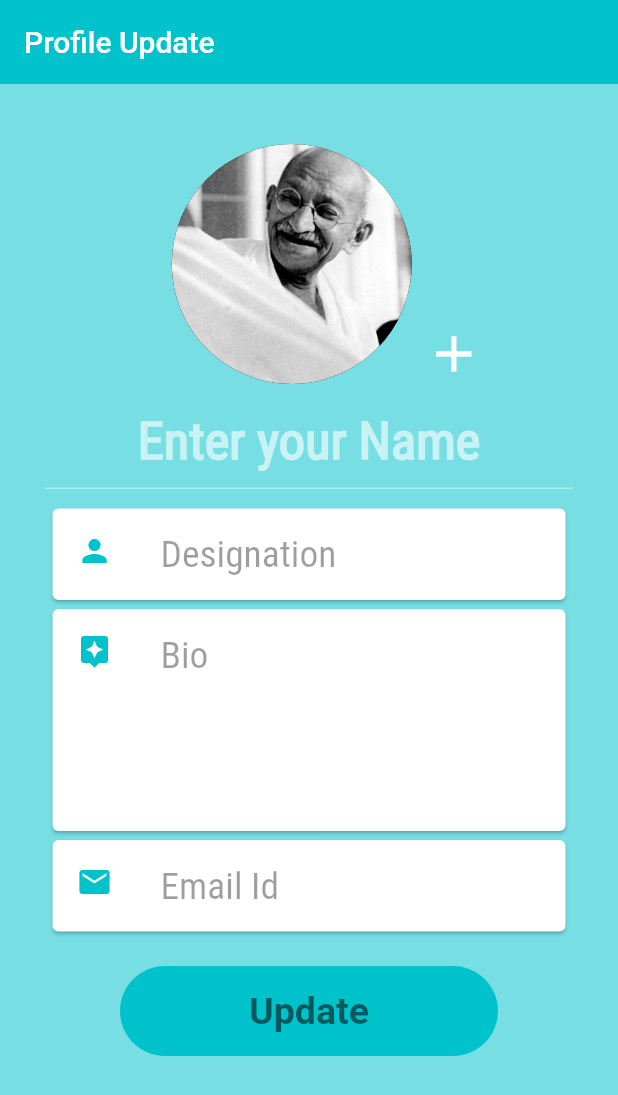
After one commit to Preetam3620/Employee-Tracker-App, a Flutter app: the ProfileUpdate screen opened directly, on a phone screen of 412 x 824 dp. The commit adds this screen. Shown: the top 1095 px of the screen. Run offline on Flutter 3.47's test engine with Material 2 defaults, Android fonts, the phone set to English and light mode, and no system bars; our stand-ins replace cloud_firestore, date_time_picker, firebase_auth, firebase_core, firebase_storage, flutter_image_slideshow and 3 more; accounts and stored records are empty.

Commit message:
Profile Updation complete . Announcement from data base.

```diff
--- /dev/null
+++ b/emp_tracker/lib/modules/CloudStorageresult.dart
@@ -0,0 +1,6 @@
+class CloudStorageResult {
+  final String imageUrrl;
+  final String imageFile;
+
+  CloudStorageResult({this.imageUrrl,this.imageFile});
+}
--- a/emp_tracker/lib/screens/leaves.dart
+++ b/emp_tracker/lib/screens/leaves.dart
@@ -159,6 +159,7 @@ class _LeavesState extends State<Leaves> {
                         'description': _description,
                         'emailId': mailid,
                       });
+
                       Navigator.pushReplacement(
                           context,
                           MaterialPageRoute(
--- a/emp_tracker/lib/screens/loginScreen.dart
+++ b/emp_tracker/lib/screens/loginScreen.dart
@@ -257,7 +257,8 @@ class _LoginScreenState extends State<LoginScreen> {
                         decoration: BoxDecoration(
                           gradient: LinearGradient(
                             colors: [
-                              Color(0xFF64DD17),
+
+                              Color(0xFF00C2CB),
                               Color(0xFF00C2CB),
                             ],
                             begin: Alignment.centerLeft,
--- /dev/null
+++ b/emp_tracker/lib/screens/profileUpdate.dart
@@ -0,0 +1,278 @@
+import 'package:flutter/cupertino.dart';
+import 'package:flutter/material.dart';
+import 'package:image_picker/image_picker.dart';
+import 'dart:io';
+import 'package:firebase_auth/firebase_auth.dart';
+import 'package:cloud_firestore/cloud_firestore.dart';
+import 'profile.dart';
+import 'package:rflutter_alert/rflutter_alert.dart';
+import 'package:firebase_storage/firebase_storage.dart';
+
+class ProfileUpdate extends StatefulWidget {
+  @override
+  _ProfileUpdateState createState() => _ProfileUpdateState();
+}
+
+class _ProfileUpdateState extends State<ProfileUpdate> {
+
+  File image;
+
+
+  void pickimage()async{
+    PickedFile pickedFile  = await ImagePicker().getImage(source: ImageSource.gallery);
+    image = File(pickedFile.path);
+    setState(() {
+
+    });
+  }
+
+  void Storageimg(){
+    FirebaseStorage(storageBucket: 'gs://emptrack-3f0b6.appspot.com');
+  }
+
+
+  String _bio= '';
+  String uid;
+  String _name = '';
+  String _desig = '';
+  String _emal;
+  AssetImage acc = AssetImage('images/mgk.jpg');
+  User us;
+  final _auth = FirebaseAuth.instance;
+  final _Firestore = FirebaseFirestore.instance;
+  void getCurrentuserinfo()
+  {
+    us = _auth.currentUser;
+    uid = us.uid;
+
+    setState(() {
+
+    });
+  }
+
+  @override
+  void initState() {
+    // TODO: implement initState
+    super.initState();
+    getCurrentuserinfo();
+  }
+
+  @override
+  Widget build(BuildContext context) {
+    return SafeArea(
+      child: Scaffold(
+        body: Container(
+          padding: EdgeInsets.all(10.0),
+          child: SingleChildScrollView(
+            child: SizedBox(
+              height: MediaQuery
+                  .of(context)
+                  .size
+                  .height,
+              child: Column(
+                crossAxisAlignment: CrossAxisAlignment.stretch,
+                children: <Widget>[
+                  SizedBox(
+                    height: 30.0,
+                  ),
+                  Center(
+                    child: Center(
+                      child: Row(
+                        mainAxisAlignment: MainAxisAlignment.center,
+                        crossAxisAlignment: CrossAxisAlignment.end,
+                        children: [
+                          SizedBox(width: 25.0,),
+                          CircleAvatar(
+                            radius: 80.0,
+                            //child: _image == null?Text('Enter Image here'):,
+                            backgroundImage: image == null? acc:FileImage(File(image.path)),
+                          ),
+
+                          IconButton(
+                            icon: Icon(
+                                Icons.add, size: 40.0, color: Colors.white),
+                            onPressed: () {
+                              pickimage();
+                            },
+                          )
+                        ],
+                      ),
+                    ),
+                  ),
+                  SizedBox(height: 30.0),
+                  Container(
+                    height:40.0,
+                    padding: EdgeInsets.only(left: 20.0,right: 20.0),
+                    child: Expanded(
+                      child: Center(
+                        child:TextField(
+                          onChanged: (value){
+                            _name = value;
+                          },
+                          textAlign: TextAlign.center,
+                          style: TextStyle(
+                            fontSize: 35.0,
+                            fontFamily: 'Roboc',
+                            color: Colors.white,
+                            fontWeight: FontWeight.bold,
+                          ),
+                            decoration: InputDecoration(
+                              hintText: "Enter your Name",
+                            ),
+                        ),
+                      ),
+                    ),
+                  ),
+                  SizedBox(height: 10.0),
+                  Card(
+                    color: Colors.white,
+                    margin: EdgeInsets.symmetric(
+                      vertical: 3.0, horizontal: 25.0,),
+                    child: ListTile(
+
+                        leading: Icon(
+                          Icons.person,
+                          color: Color(0xFF00C2CB),
+                        ),
+                        title: TextField(
+                          decoration: InputDecoration(
+                            hintText: "Designation",
+                            hintStyle: TextStyle(
+                              color: Colors.black38,
+                            )
+                          ),
+                          style: TextStyle(
+                            color: Colors.black54,
+                            fontFamily: 'Roboc',
+                            fontSize: 25.0,
+                          ),
+                          onChanged: (value){
+                            _desig = value;
+                          },
+                        ),
+                    ),
+                  ),
+                  Card(
+                    color: Colors.white,
+                    margin: EdgeInsets.symmetric(
+                      vertical: 3.0, horizontal: 25.0,),
+                    child: ListTile(
+
+                        leading: Icon(
+                          Icons.assistant,
+                          color: Color(0xFF00C2CB),
+                        ),
+                        title: TextField(
+                          decoration: InputDecoration(
+                              hintText: "Bio",
+                              hintStyle: TextStyle(
+                                color: Colors.black38,
+                              )
+                          ),
+                          maxLines: 4,
+                          style: TextStyle(
+                            color: Colors.black54,
+                            fontFamily: 'Roboc',
+                            fontSize: 25.0,
+                          ),
+                          onChanged: (value){
+                            _bio = value;
+                          },
+                        ),
+                    ),
+                  ),
+                  Card(
+                    color: Colors.white,
+                    margin: EdgeInsets.symmetric(
+                      vertical: 3.0, horizontal: 25.0,),
+                    child: ListTile(
+
+                        leading: Icon(
+                          Icons.email,
+                          color: Color(0xFF00C2CB),
+                        ),
+                        title: TextField(
+                          decoration: InputDecoration(
+                              hintText: "Email Id",
+                              hintStyle: TextStyle(
+                                color: Colors.black38,
+                              )
+                          ),
+                          style: TextStyle(
+                            color: Colors.black54,
+                            fontFamily: 'Roboc',
+                            fontSize: 25.0,
+                          ),
+                          onChanged: (value){
+                            _emal = value;
+                          },
+                        ),
+                    ),
+                  ),
+                  SizedBox(
+                    height: 20.0,
+                  ),
+                  GestureDetector(
+                    onTap: (){
+                      _Firestore.collection('Usere').doc(uid).set({
+                        'bio': _bio,
+                        'designation': _desig,
+                        'displayname': _name,
+                        'emailId': _emal,
+                      });
+                      Navigator.pushReplacement(
+                          context, MaterialPageRoute(builder: (context) => Profile()));
+                      Alert(
+                          closeIcon: Icon(Icons.phone_missed,
+                            color: Colors.white,) ,
+                          context: context,
+                          type: AlertType.success,
+                          title: 'Profile Updated',
+                          desc: 'Changes have been saved',
+                          style: AlertStyle(
+                            backgroundColor: Colors.white,
+                          )).show();
+                    },
+                    child: Container(
+                      height: 60.0,
+                      alignment: Alignment.center,
+                      margin: EdgeInsets.only(left: 70.0, right: 70.0),
+                      decoration: BoxDecoration(
+                        gradient: LinearGradient(
+                          colors: [
+                            Color(0xFF00C2CB),
+                            Color(0xFF00C2CB),
+                          ],
+                          begin: Alignment.centerLeft,
+                          end: Alignment.centerRight,
+                        ),
+                        color: Colors.black,
+                        borderRadius: BorderRadius.circular(30.0),
+                      ),
+                      child: Text(
+                        "Update",
+                        style: TextStyle(
+                          color: Colors.black54,
+                          fontSize: 25.0,
+                          fontWeight: FontWeight.w600,
+                        ),
+                      ),
+                    ),
+                  ),
+                  Expanded(flex: 1, child: Container(),)
+                ],
+              ),
+            ),
+          ),
+        ),
+        backgroundColor: Color(0x8800C2CB),
+        appBar: AppBar(
+          elevation: 0.0,
+          backgroundColor: Color(0xFF00C2CB),
+          title: Text('Profile Update'),
+            ),
+        ),
+
+      );
+  }
+}
--- a/emp_tracker/pubspec.yaml
+++ b/emp_tracker/pubspec.yaml
@@ -36,6 +36,7 @@ dependencies:
   modal_progress_hud: ^0.1.3
   rflutter_alert: ^1.1.0
   image_picker: ^0.6.7+4
+  firebase_storage: ^4.0.0
 
 
 
```
Also changed, not shown: emp_tracker/lib/modules/CloudStorage.dart (added, +31 -0 lines), emp_tracker/lib/screens/home.dart (+38 -5 lines), emp_tracker/lib/screens/profile.dart (+38 -27 lines), emp_tracker/pubspec.lock.
